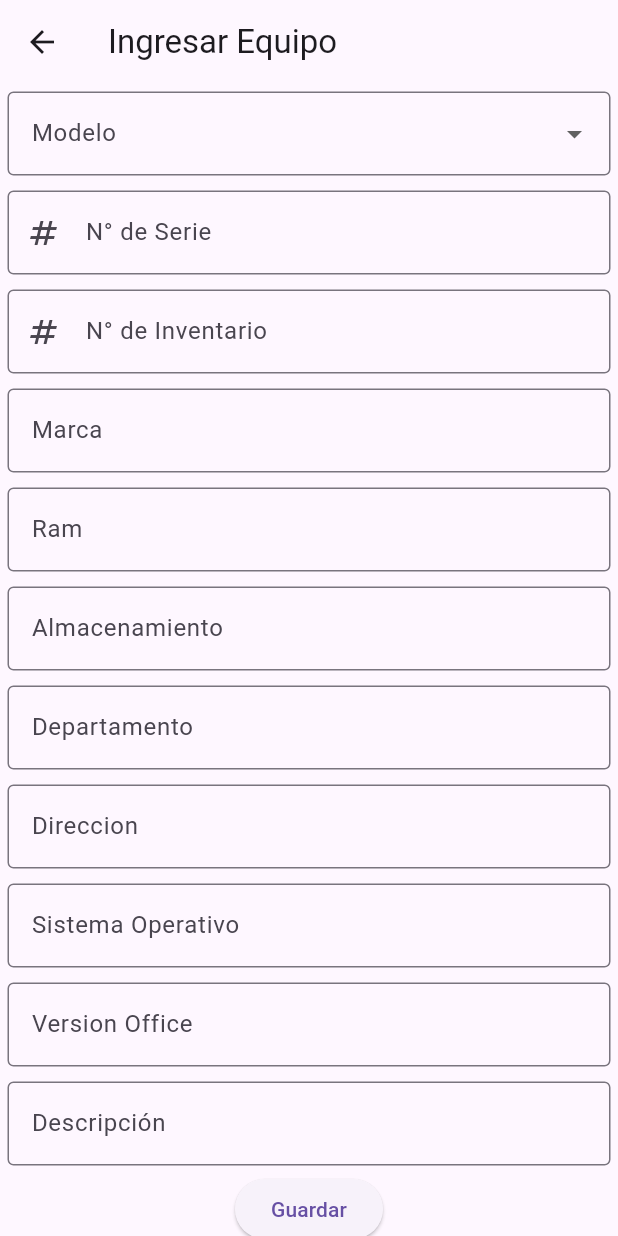
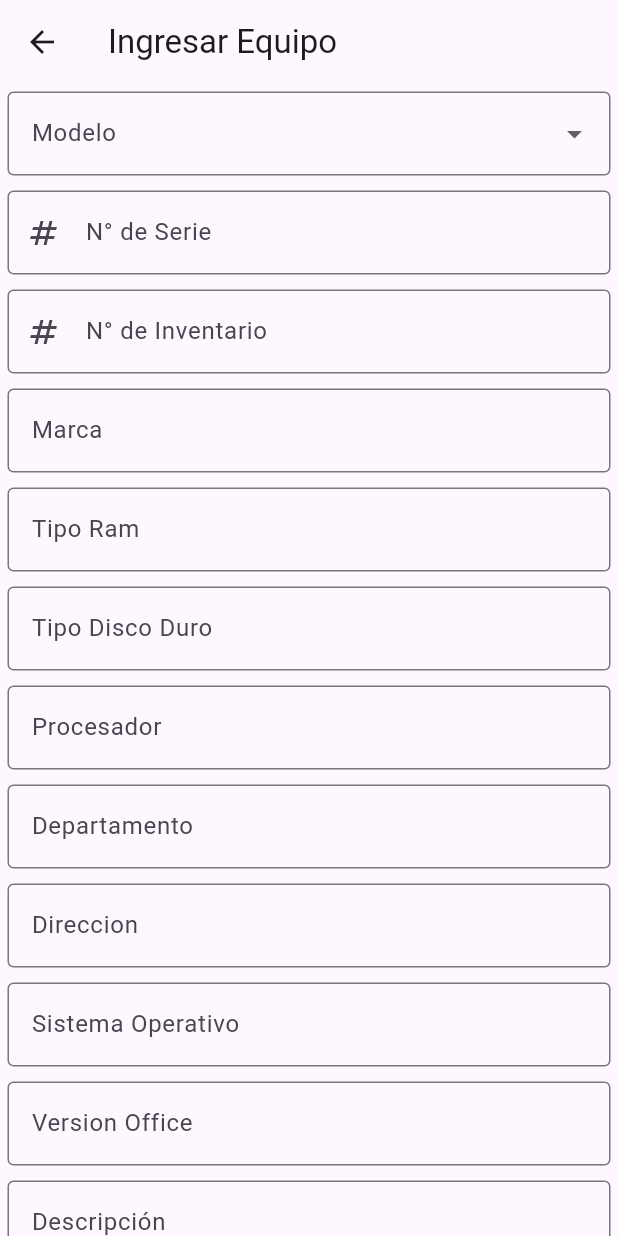
Before and after one commit to StillWiz19/Municipalidad, a Flutter app: the IngresarEquipo screen opened directly, on a phone screen of 412 x 824 dp. Run offline on Flutter 3.47's test engine with Material 3 defaults, Android fonts, the light colour scheme and no system bars; our stand-ins replace shared_preferences; accounts and stored records are empty.

Commit message:
first_commit

```diff
--- a/lib/views/ingresarequipo.dart
+++ b/lib/views/ingresarequipo.dart
@@ -9,6 +9,7 @@ class Equipo {
   final String marca;
   final String ram;
   final String almacenamiento;
+  final String precesador;
   final String departamento;
   final String direccion;
   final String sistemaOperativo;
@@ -22,6 +23,7 @@ class Equipo {
     required this.marca,
     required this.ram,
     required this.almacenamiento,
+    required this.precesador,
     required this.departamento,
     required this.direccion,
     required this.sistemaOperativo,
@@ -36,6 +38,7 @@ TextEditingController _numeroInventarioController = TextEditingController();
 TextEditingController _marcaController = TextEditingController();
 TextEditingController _ramController = TextEditingController();
 TextEditingController _almacenController = TextEditingController();
+TextEditingController _procesadorController = TextEditingController();
 TextEditingController _departamentoController = TextEditingController();
 TextEditingController _direccionController = TextEditingController();
 TextEditingController _sistemaOperativoController = TextEditingController();
@@ -67,6 +70,7 @@ class _IngresaEquipoState extends State<IngresarEquipo> {
     _marcaController = TextEditingController();
     _ramController = TextEditingController();
     _almacenController = TextEditingController();
+    _procesadorController = TextEditingController();
     _departamentoController = TextEditingController();
     _direccionController = TextEditingController();
     _sistemaOperativoController = TextEditingController();
@@ -81,6 +85,7 @@ class _IngresaEquipoState extends State<IngresarEquipo> {
     String marca = _marcaController.text;
     String ram = _ramController.text;
     String almacenamiento = _almacenController.text;
+    String procesador = _procesadorController.text;
     String departamento = _departamentoController.text;
     String direccion = _direccionController.text;
     String sistemaOperativo = _sistemaOperativoController.text;
@@ -94,6 +99,7 @@ class _IngresaEquipoState extends State<IngresarEquipo> {
       marca: marca,
       ram: ram,
       almacenamiento: almacenamiento,
+      precesador: procesador,
       departamento: departamento,
       direccion: direccion,
       sistemaOperativo: sistemaOperativo,
@@ -104,7 +110,7 @@ class _IngresaEquipoState extends State<IngresarEquipo> {
     SharedPreferences prefs = await SharedPreferences.getInstance();
     List<String> equiposData = prefs.getStringList('equipos') ?? [];
     equiposData.add(
-        '${equipo.modelo}|${equipo.numeroSerie}|${equipo.numeroInventario}|${equipo.marca}|${equipo.ram}|${equipo.almacenamiento}|${equipo.departamento}|${equipo.direccion}|${equipo.sistemaOperativo}|${equipo.versionOffice}|${equipo.descripcion}');
+        '${equipo.modelo}|${equipo.numeroSerie}|${equipo.numeroInventario}|${equipo.marca}|${equipo.ram}|${equipo.almacenamiento}|${equipo.precesador}|${equipo.departamento}|${equipo.direccion}|${equipo.sistemaOperativo}|${equipo.versionOffice}|${equipo.descripcion}');
     await prefs.setStringList('equipos', equiposData);
 
     final arguments = ModalRoute.of(context)!.settings.arguments;
@@ -118,6 +124,7 @@ class _IngresaEquipoState extends State<IngresarEquipo> {
     _marcaController.clear();
     _ramController.clear();
     _almacenController.clear();
+    _procesadorController.clear();
     _departamentoController.clear();
     _direccionController.clear();
     _sistemaOperativoController.clear();
@@ -224,7 +231,7 @@ class _IngresaEquipoState extends State<IngresarEquipo> {
                 controller: _ramController,
                 decoration: InputDecoration(
                   border: OutlineInputBorder(),
-                  labelText: "Ram",
+                  labelText: "Tipo Ram",
                 ),
               ),
             ),
@@ -234,7 +241,17 @@ class _IngresaEquipoState extends State<IngresarEquipo> {
                 controller: _almacenController,
                 decoration: InputDecoration(
                   border: OutlineInputBorder(),
-                  labelText: "Almacenamiento",
+                  labelText: "Tipo Disco Duro",
+                ),
+              ),
+            ),
+            Padding(
+              padding: const EdgeInsets.all(5.0),
+              child: TextField(
+                controller: _procesadorController,
+                decoration: InputDecoration(
+                  border: OutlineInputBorder(),
+                  labelText: "Procesador",
                 ),
               ),
             ),
--- a/lib/views/prestamosproyector.dart
+++ b/lib/views/prestamosproyector.dart
@@ -89,7 +89,7 @@ class _PrestamoProyectorState extends State<PrestamosProyector> {
                             Text('N° de Serie: ${prestamo.numeroSerie}'),
                             Text('Usuario: ${prestamo.usuario}'),
                             Text('Departamento: ${prestamo.departamento}'),
-                            Text('¿Para que será el uso del proyector?: ${prestamo.motivo}'),
+                            Text('Motivos: ${prestamo.motivo}'),
                             Text('Fecha de Prestamo: ${prestamo.fecha}'),
                           ],
                         ),
--- a/lib/views/registrarprestamoss.dart
+++ b/lib/views/registrarprestamoss.dart
@@ -105,7 +105,7 @@ class _PrestamoProyectorState extends State<RegistrarPrestamos> {
 @override
   Widget build(BuildContext context) {
     return Scaffold(
-      appBar: AppBar(title: Text('Prestamos de Proyectores')),
+      appBar: AppBar(title: Text('Prestamos')),
       body: Column(children: [
         Padding(
           padding: const EdgeInsets.all(5.0),
@@ -113,7 +113,7 @@ class _PrestamoProyectorState extends State<RegistrarPrestamos> {
             controller: _numeroSerieController,
             decoration:InputDecoration(
               border: OutlineInputBorder(),
-              labelText: "N° de Serie Proyector"
+              labelText: "N° de Serie"
             ) ,
           ),
         ),
@@ -143,7 +143,7 @@ class _PrestamoProyectorState extends State<RegistrarPrestamos> {
             controller: _motivoController,
               decoration:InputDecoration(
                 border: OutlineInputBorder(),
-                labelText: "¿Para que será el uso del proyector?"
+                labelText: "Motivos"
               ) ,
             ),
         ),
```
Also changed, not shown: lib/views/listadoequipos.dart (+11 -8 lines), lib/views/listawifi.dart (+33 -10 lines).
